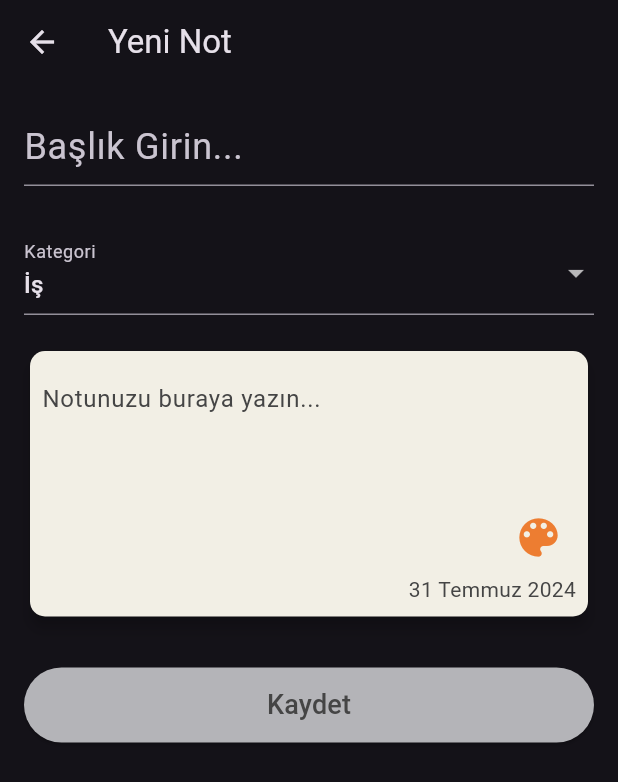
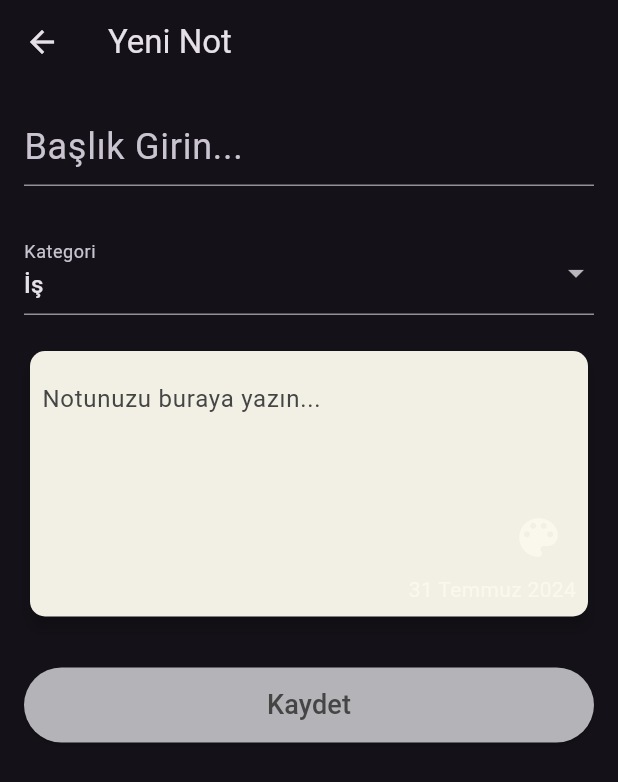
Before and after one commit to BerkErdgn/MotiX, a Flutter app: the AddNotePage screen opened directly, on a phone screen of 412 x 824 dp. Shown: the top 782 px of the screen. Run offline on Flutter 3.47's test engine with Material 3 defaults, Android fonts, the phone set to English and light mode, and no system bars; our stand-ins replace animated_splash_screen, cloud_firestore, concentric_transition, curved_navigation_bar, dash_chat_2, date_picker_timeline and 14 more; accounts and stored records are empty; project files that could hold a hidden picture were left out.

Commit message:
text update

```diff
--- a/lib/presantations/notesPage/note_add.dart
+++ b/lib/presantations/notesPage/note_add.dart
@@ -139,7 +139,7 @@ class _AddNotePageState extends State<AddNotePage> {
                                 Padding(
                                   padding: const EdgeInsets.only(bottom: 60),
                                   child: TextField(
-                                    style: TextStyle(color: MotixColor.mainColorDarkGrey),
+                                    style: TextStyle(color: MotixColor.mainColorWhite),
                                     maxLines: null,
                                     controller: _noteController,
                                     decoration: const InputDecoration(
@@ -162,7 +162,7 @@ class _AddNotePageState extends State<AddNotePage> {
                                   IconButton(
                                     icon: Icon(
                                       Icons.color_lens,
-                                      color: MotixColor.mainColorOrange,
+                                      color: MotixColor.mainColorWhite,
                                       size: 34,
                                     ),
                                     onPressed: _pickColor,
@@ -171,7 +171,7 @@ class _AddNotePageState extends State<AddNotePage> {
                                     "${DateFormat('dd MMMM yyyy', 'tr_TR').format(DateTime.now())}",
                                     style: const TextStyle(
                                       fontSize: 14,
-                                      color: MotixColor.mainColorDarkGrey,
+                                      color: MotixColor.mainColorWhite,
                                     ),
                                   ),
                                 ],
```
